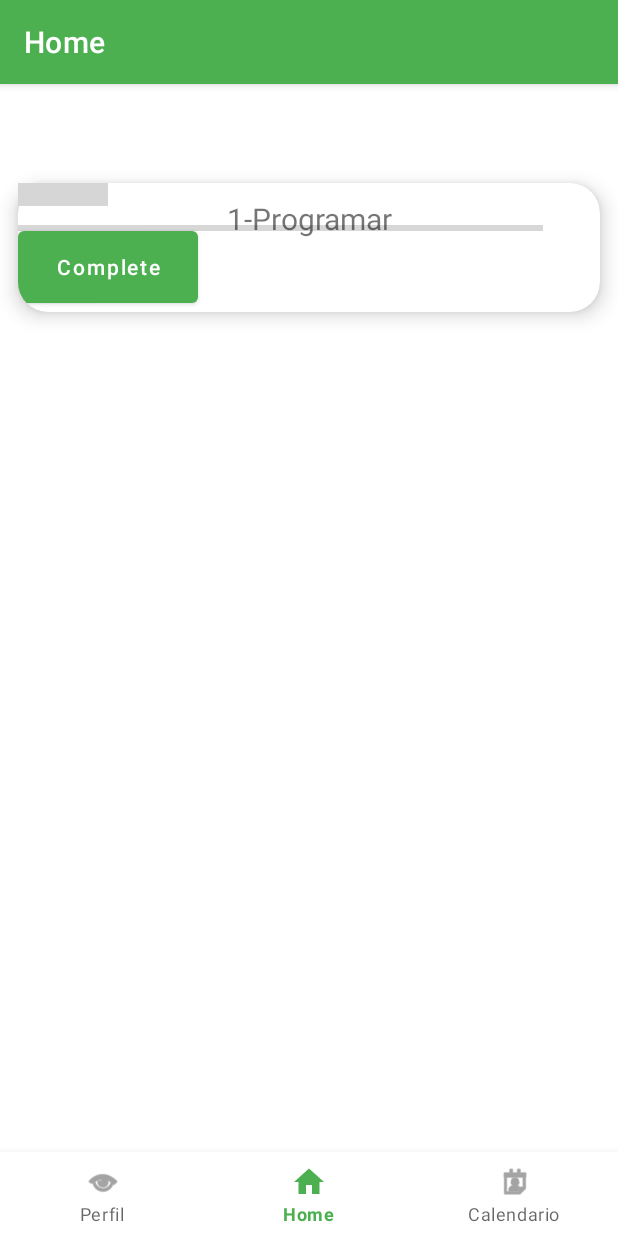
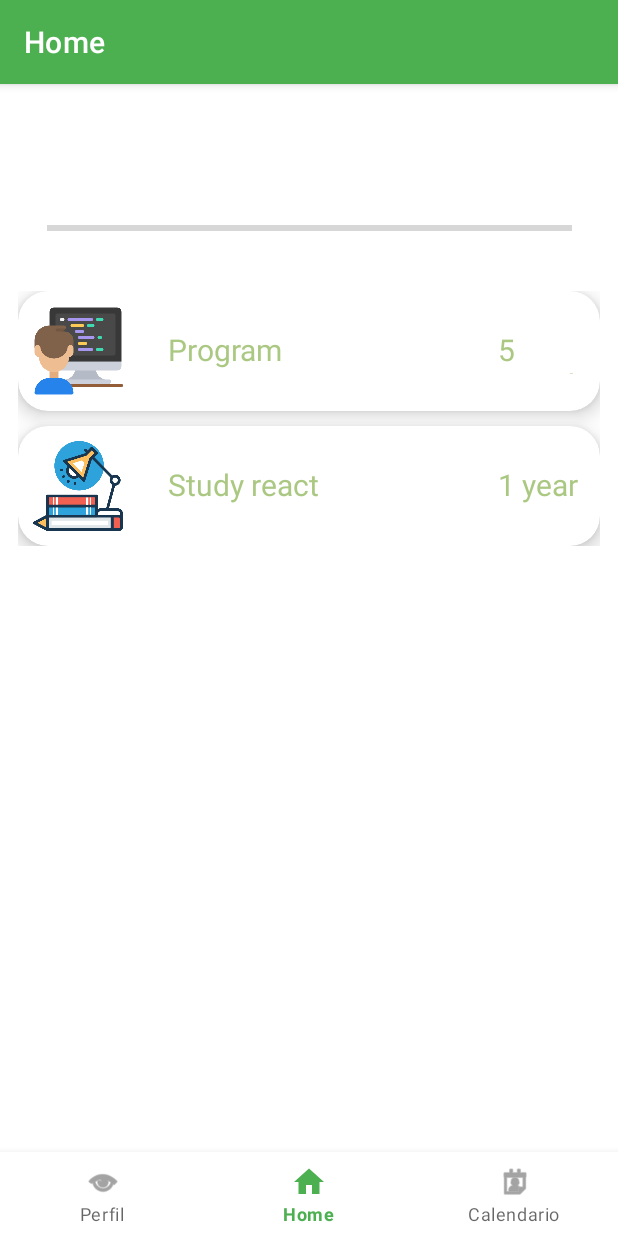
Before and after one commit to HenriqMarxs/FeelingsDay, an Android app: the screen it shows after launch (MainActivity), on a phone screen of 412 x 824 dp. Run offline under Robolectric (Android 15) with nearby library versions, the phone set to English and light mode, and no system bars; our stand-ins replace navigation-ui; grey boxes are pictures that could not be loaded.

Commit message:
Resolve bug in home fragment

```diff
--- a/app/src/main/AndroidManifest.xml
+++ b/app/src/main/AndroidManifest.xml
@@ -3,10 +3,11 @@
           xmlns:tools="http://schemas.android.com/tools">
 
     <application
+
             android:allowBackup="true"
             android:dataExtractionRules="@xml/data_extraction_rules"
             android:fullBackupContent="@xml/backup_rules"
-            android:icon="@mipmap/ic_launcher"
+            android:icon="@drawable/icon"
             android:label="@string/app_name"
             android:roundIcon="@mipmap/ic_launcher_round"
             android:supportsRtl="true"
@@ -22,6 +23,7 @@
                 <category android:name="android.intent.category.LAUNCHER"/>
             </intent-filter>
         </activity>
+        <activity android:name=".ui.home.DetailTaskActivity" tools:ignore="MissingClass"/>
     </application>
 
 </manifest>
--- a/app/src/main/java/com/example/feelingsday/MainActivity.java
+++ b/app/src/main/java/com/example/feelingsday/MainActivity.java
@@ -4,6 +4,8 @@ import android.os.Bundle;
 import android.view.View;
 import android.widget.Button;
 import android.widget.ProgressBar;
+import com.example.feelingsday.ui.home.ListAdapter;
+import com.example.feelingsday.ui.home.ListData;
 import com.google.android.material.bottomnavigation.BottomNavigationView;
 import androidx.appcompat.app.AppCompatActivity;
 import androidx.navigation.NavController;
@@ -12,19 +14,22 @@ import androidx.navigation.ui.AppBarConfiguration;
 import androidx.navigation.ui.NavigationUI;
 import com.example.feelingsday.databinding.ActivityMainBinding;
 
+import java.util.ArrayList;
+import java.util.Arrays;
+import java.util.Vector;
+
 public class MainActivity extends AppCompatActivity {
 
     private ActivityMainBinding binding;
-    private int CurrentProgress = 0;
-    private ProgressBar progressBar;
-    private Button progessButton;
+//    private int CurrentProgress = 0;
+//    private ProgressBar progressBar;
+//    private Button progessButton;
+
     @Override
     protected void onCreate(Bundle savedInstanceState) {
         super.onCreate(savedInstanceState);
-
         binding = ActivityMainBinding.inflate(getLayoutInflater());
         setContentView(binding.getRoot());
-
         BottomNavigationView navView = findViewById(R.id.nav_view);
         AppBarConfiguration appBarConfiguration = new AppBarConfiguration.Builder(
                 R.id.navigation_home, R.id.navigation_dashboard, R.id.navigation_notifications)
@@ -33,17 +38,17 @@ public class MainActivity extends AppCompatActivity {
         NavigationUI.setupActionBarWithNavController(this, navController, appBarConfiguration);
         NavigationUI.setupWithNavController(binding.navView, navController);
 
-        progressBar = findViewById(R.id.progressbar);
-        progessButton = findViewById(R.id.progress_button);
+      //  progressBar = findViewById(R.id.progressbar);
+       // progessButton = findViewById(R.id.progress_button);
 
-        progessButton.setOnClickListener(new View.OnClickListener(){
-            @Override
-            public void onClick(View v) {
-                CurrentProgress = CurrentProgress + 10;
-                progressBar.setProgress(CurrentProgress);
-                progressBar.setMax(100);
-            }
-        });
+        //progessButton.setOnClickListener(new View.OnClickListener(){
+        //    @Override
+        //    public void onClick(View v) {
+        //        CurrentProgress = CurrentProgress + 10;
+        //        progressBar.setProgress(CurrentProgress);
+        //        progressBar.setMax(100);
+        //    }
+        //});
 
     }
 
--- a/app/src/main/java/com/example/feelingsday/ui/dashboard/DashboardFragment.java
+++ b/app/src/main/java/com/example/feelingsday/ui/dashboard/DashboardFragment.java
@@ -26,9 +26,6 @@ public class DashboardFragment extends Fragment {
         dashboardViewModel.getText().observe(getViewLifecycleOwner(), textView::setText);
         return root;
     }
-
-
-
     @Override
     public void onDestroyView() {
         super.onDestroyView();
--- a/app/src/main/java/com/example/feelingsday/ui/home/HomeFragment.java
+++ b/app/src/main/java/com/example/feelingsday/ui/home/HomeFragment.java
@@ -1,37 +1,60 @@
 package com.example.feelingsday.ui.home;
 
-import android.app.ProgressDialog;
+import android.content.Context;
+import android.content.Intent;
 import android.os.Bundle;
 import android.view.LayoutInflater;
 import android.view.View;
 import android.view.ViewGroup;
-import android.widget.Button;
-import android.widget.ListView;
-import android.widget.ProgressBar;
-import android.widget.TextView;
+import android.widget.*;
 import androidx.annotation.NonNull;
 import androidx.fragment.app.Fragment;
 import androidx.lifecycle.ViewModelProvider;
 import com.example.feelingsday.R;
 import com.example.feelingsday.databinding.FragmentHomeBinding;
 
+import java.util.ArrayList;
+
 public class HomeFragment extends Fragment {
     private FragmentHomeBinding binding;
+    private final ArrayList<ListData> dataArrayList = new ArrayList<ListData>();
+    private ListAdapter listAdapter;
 
     public View onCreateView(@NonNull LayoutInflater inflater,
                              ViewGroup container, Bundle savedInstanceState) {
-        HomeViewModel homeViewModel =
-                new ViewModelProvider(this).get(HomeViewModel.class);
-
+        HomeViewModel homeViewModel = new ViewModelProvider(this).get(HomeViewModel.class);
         binding = FragmentHomeBinding.inflate(inflater, container, false);
         View root = binding.getRoot();
+        String [] nameList = {"Program", "Study react"};
+        String [] timeList = {"5 month", "1 year"};
+        int[] imageList = {R.drawable.programmer, R.drawable.study};
+        int [] goalList = {R.string.taskProgrammmerGoals, R.string.StudyReactGoals};
+        int [] descList = {R.string.StudyReactDesc, R.string.StudyReactDesc};
 
-        final TextView textView = binding.listItem;
-        homeViewModel.getText().observe(getViewLifecycleOwner(), textView::setText);
+        if(dataArrayList.isEmpty()) {
+            for (int i = 0; i < imageList.length; i++) {
+                ListData listData = new ListData(nameList[i], timeList[i], goalList[i], descList[i], imageList[i]);
+                dataArrayList.add(listData);
+            }
+        }
+         listAdapter = new ListAdapter(getActivity(), dataArrayList);
+         binding.listView.setAdapter(listAdapter);
+         binding.listView.setOnItemClickListener(new AdapterView.OnItemClickListener() {
+
+             public void onItemClick(AdapterView<?> parent, View view, int i, long id) {
+                 Intent intent = new Intent(getActivity(), DetailTaskActivity.class);
+                 intent.putExtra("name", nameList[i]);
+                 intent.putExtra("time", timeList[i]);
+                 intent.putExtra("goal", goalList[i]);
+                 intent.putExtra("desc", descList[i]);
+                 intent.putExtra("image", imageList[i]);
+               startActivity(intent);
+             }
+
+         });
+
         return root;
     }
-
-;
 
     @Override
     public void onDestroyView() {
--- /dev/null
+++ b/app/src/main/java/com/example/feelingsday/ui/home/ListAdapter.java
@@ -0,0 +1,50 @@
+package com.example.feelingsday.ui.home;
+
+import android.content.Context;
+import android.os.Bundle;
+import android.view.LayoutInflater;
+import android.view.View;
+import android.view.ViewGroup;
+import android.widget.ArrayAdapter;
+import android.widget.ImageView;
+import android.widget.TextView;
+import androidx.annotation.NonNull;
+import com.example.feelingsday.R;
+
+import java.util.ArrayList;
+
+public class ListAdapter extends ArrayAdapter<ListData> {
+
+    private Context context;
+    private ArrayList<ListData> dataArrayList;
+
+    public ListAdapter(Context context, ArrayList<ListData> dataArrayList) {
+        super(context, R.layout.list_item, dataArrayList);
+        this.context = context;
+        this.dataArrayList = dataArrayList;
+    }
+
+    @Override
+    public View getView(int position, View convertView, ViewGroup parent) {
+        View view = convertView;
+
+        if (view == null) {
+            LayoutInflater inflater = LayoutInflater.from(context);
+            view = inflater.inflate(R.layout.list_item, parent, false);
+        }
+
+        ListData listData = getItem(position);
+
+        if (listData != null) {
+            ImageView listImage = view.findViewById(R.id.listImage);
+            TextView listName = view.findViewById(R.id.listName);
+            TextView listTime = view.findViewById(R.id.listTime);
+
+            listImage.setImageResource(listData.getImage());
+            listName.setText(listData.getName());
+            listTime.setText(listData.getTime());
+        }
+
+        return view;
+    }
+}
--- /dev/null
+++ b/app/src/main/java/com/example/feelingsday/ui/home/ListData.java
@@ -0,0 +1,56 @@
+package com.example.feelingsday.ui.home;
+
+public class ListData {
+    String name;
+    String time;
+    int goals;
+    int desc;
+    int image;
+    public ListData(String name, String time, int goals, int desc, int image) {
+        this.name = name;
+        this.time = time;
+        this.goals = goals;
+        this.desc = desc;
+        this.image = image;
+    }
+
+    public String getName() {
+        return name;
+    }
+
+    public String getTime() {
+        return time;
+    }
+
+    public int getGoals() {
+        return goals;
+    }
+
+    public int getDesc() {
+        return desc;
+    }
+
+    public int getImage() {
+        return image;
+    }
+
+    public void setGoals(int goals) {
+        this.goals = goals;
+    }
+
+    public void setName(String name) {
+        this.name = name;
+    }
+
+    public void setTime(String time) {
+        this.time = time;
+    }
+
+    public void setDesc(int desc) {
+        this.desc = desc;
+    }
+
+    public void setImage(int image) {
+        this.image = image;
+    }
+}
--- a/app/src/main/res/drawable/custom_progress_bg.xml
+++ b/app/src/main/res/drawable/custom_progress_bg.xml
@@ -11,7 +11,7 @@
         <scale android:scaleWidth="100%">
             <shape android:shape="rectangle">
                 <corners android:radius="6dp"/>
-                <solid  android:color="@color/purple_500"/>
+                <solid  android:color="@color/strongGreen"/>
             </shape>
         </scale>
     </item>
--- a/app/src/main/res/layout/fragment_dashboard.xml
+++ b/app/src/main/res/layout/fragment_dashboard.xml
@@ -14,7 +14,8 @@
             app:layout_constraintEnd_toEndOf="parent"
             app:layout_constraintStart_toStartOf="parent"
             app:layout_constraintTop_toTopOf="parent"
-            app:layout_constraintBottom_toBottomOf="parent" app:layout_constraintHorizontal_bias="0.491"
+            app:layout_constraintBottom_toBottomOf="parent"
+            app:layout_constraintHorizontal_bias="0.491"
             app:layout_constraintVertical_bias="0.091"/>
     <TextView
             android:id="@+id/text_dashboard"
--- a/app/src/main/res/layout/fragment_home.xml
+++ b/app/src/main/res/layout/fragment_home.xml
@@ -1,29 +1,17 @@
 <?xml version="1.0" encoding="utf-8"?>
-<androidx.cardview.widget.CardView
+<androidx.constraintlayout.widget.ConstraintLayout
         xmlns:android="http://schemas.android.com/apk/res/android"
         xmlns:app="http://schemas.android.com/apk/res-auto"
         xmlns:tools="http://schemas.android.com/tools"
-        android:id ="@+id/listItem"
-        app:layout_constraintTop_toBottomOf="@id/progress_button"
         android:layout_width="match_parent"
         android:layout_height="wrap_content"
+        android:id="@+id/homeList"
         android:layout_marginStart="12dp"
         android:layout_marginEnd="12dp"
         android:layout_marginVertical="10dp"
         android:layout_marginHorizontal="10dp"
         app:cardCornerRadius="20dp"
         app:cardElevation="8dp">
-
-    <RelativeLayout
-            android:layout_width="match_parent"
-            android:layout_height="wrap_content"/>
-
-    <com.google.android.material.imageview.ShapeableImageView
-    android:layout_width="60dp"
-    android:layout_height="15dp"
-    android:id="@+id/listImage"
-    android:src="@drawable/laptop_14960026"/>
-
 
     <ProgressBar
             android:id ="@+id/progressbar"
@@ -36,30 +24,15 @@
             app:layout_constraintEnd_toEndOf="parent"
             tools:ignore="MissingConstraints"/>
 
-            <TextView
-            android:id ="@+id/textGoals"
-            app:layout_constraintTop_toBottomOf="@id/progressbar"
-            android:text="1-Programar"
-            android:layout_marginTop="10dp"
+
+    <ListView
+            app:layout_constraintTop_toBottomOf="@+id/progressbar"
             android:layout_width="match_parent"
-            android:layout_height="wrap_content"
-            android:layout_marginStart="8dp"
-            android:layout_marginEnd="8dp"
-            android:textAlignment="center"
-            android:textSize="20sp"
-            />
-    <Button
-            android:id ="@+id/progress_button"
-            android:text="Complete"
-            android:layout_width="120dp"
-            android:layout_height="60dp"
-            tools:layout_editor_absoluteY="241dp"
-            android:textAllCaps="false"
-            app:layout_constraintTop_toBottomOf="@id/textGoals"
-            app:layout_constraintStart_toStartOf="parent"
-            android:layout_marginTop="26dp"
-            app:layout_constraintEnd_toEndOf="parent"
-            tools:layout_editor_absoluteX="170dp"/>
-
-
-</androidx.cardview.widget.CardView>
+            android:layout_height="match_parent"
+            android:id="@+id/listView"
+            tools:listitem="@layout/list_item"
+            android:scrollbars="vertical"
+            android:layout_marginTop="12dp"
+            android:divider="@android:color/transparent"
+            android:dividerHeight="10dp"/>
+</androidx.constraintlayout.widget.ConstraintLayout>
--- /dev/null
+++ b/app/src/main/res/layout/list_item.xml
@@ -0,0 +1,53 @@
+<?xml version="1.0" encoding="utf-8"?>
+<androidx.cardview.widget.CardView
+        xmlns:android="http://schemas.android.com/apk/res/android"
+        xmlns:app="http://schemas.android.com/apk/res-auto"
+        android:layout_marginStart="12dp"
+        android:layout_marginEnd="12dp"
+        android:layout_marginVertical="10dp"
+        android:layout_marginHorizontal="10dp"
+        app:cardCornerRadius="20dp"
+        app:cardElevation="8dp"
+        android:layout_width="match_parent"
+        android:layout_height="wrap_content">
+
+    <RelativeLayout
+            android:layout_width="match_parent"
+            android:layout_height="wrap_content">
+        <com.google.android.material.imageview.ShapeableImageView
+                android:layout_width="60dp"
+                android:layout_height="60dp"
+                android:id="@+id/listImage"
+                android:src="@drawable/programmer"
+                android:scaleType="centerCrop"
+                android:layout_marginStart="10dp"
+                android:layout_marginBottom="10dp"
+                android:layout_marginTop="10dp"/>
+
+
+        <TextView
+                android:layout_width="120dp"
+                android:layout_height="30dp"
+                android:id="@+id/listName"
+                android:text="Name"
+                android:textColor="@color/lightGreen"
+                android:textSize="20dp"
+                android:layout_marginStart="30dp"
+                android:layout_toEndOf="@+id/listImage"
+                android:layout_marginTop="25dp"/>
+
+        <TextView
+                android:layout_width="80dp"
+                android:layout_height="30dp"
+                android:id="@+id/listTime"
+                android:text="Time"
+                android:textColor="@color/lightGreen"
+                android:textSize="20dp"
+                android:layout_marginStart="100dp"
+                android:layout_toEndOf="@+id/listName"
+                android:layout_marginTop="25dp"/>
+    </RelativeLayout>
+
+
+
+</androidx.cardview.widget.CardView>
--- a/app/src/main/res/values-night/themes.xml
+++ b/app/src/main/res/values-night/themes.xml
@@ -3,7 +3,7 @@
     <style name="Theme.FeelingsDay" parent="Theme.MaterialComponents.DayNight.DarkActionBar">
         <!-- Primary brand color. -->
         <item name="colorPrimary">@color/purple_200</item>
-        <item name="colorPrimaryVariant">@color/purple_700</item>
+        <item name="colorPrimaryVariant">@color/lightGreen</item>
         <item name="colorOnPrimary">@color/black</item>
         <!-- Secondary brand color. -->
         <item name="colorSecondary">@color/teal_200</item>
--- a/app/src/main/res/values/colors.xml
+++ b/app/src/main/res/values/colors.xml
@@ -1,8 +1,8 @@
 <?xml version="1.0" encoding="utf-8"?>
 <resources>
     <color name="purple_200">#FFBB86FC</color>
-    <color name="purple_500">#4CAF50</color>
-    <color name="purple_700">#D59ABD6B</color>
+    <color name="strongGreen">#4CAF50</color>
+    <color name="lightGreen">#D59ABD6B</color>
     <color name="teal_200">#FF03DAC5</color>
     <color name="teal_700">#FF018786</color>
     <color name="black">#FF000000</color>
--- a/app/src/main/res/values/strings.xml
+++ b/app/src/main/res/values/strings.xml
@@ -3,4 +3,21 @@
     <string name="title_home">Home</string>
     <string name="title_calendario">Calendario</string>
     <string name="title_chat">Perfil</string>
+
+    <string name="taskProgrammmerGoals">Home fragment screen
+        \nProfile Fragment screen
+        \nNoificatio fragment screen</string>
+    <string name="taskProgrammmerDesc">
+        Planning and desing of app
+        \nDesign of screen
+        \nProgram the screen
+    </string>
+    <string name="StudyReactGoals">Basic of React
+        \nComponents
+        \nArray Functions</string>
+    <string name="StudyReactDesc">
+        Study to apply
+        \nUndestand Semantics
+        \nMake a Project with React.js
+    </string>
 </resources>
--- a/app/src/main/res/values/themes.xml
+++ b/app/src/main/res/values/themes.xml
@@ -2,8 +2,8 @@
     <!-- Base application theme. -->
     <style name="Theme.FeelingsDay" parent="Theme.MaterialComponents.DayNight.DarkActionBar">
         <!-- Primary brand color. -->
-        <item name="colorPrimary">@color/purple_500</item>
-        <item name="colorPrimaryVariant">@color/purple_700</item>
+        <item name="colorPrimary">@color/strongGreen</item>
+        <item name="colorPrimaryVariant">@color/lightGreen</item>
         <item name="colorOnPrimary">@color/white</item>
         <!-- Secondary brand color. -->
         <item name="colorSecondary">@color/teal_200</item>
```
Also changed, not shown: app/src/main/java/com/example/feelingsday/ui/home/DetailTaskActivity.java (added, +36 -0 lines), app/src/main/res/layout/activity_detail_task.xml (added, +96 -0 lines), app/src/main/res/drawable/icon.png (added), app/src/main/res/drawable/programmer.png (added), app/src/main/res/drawable/study.png (added).
